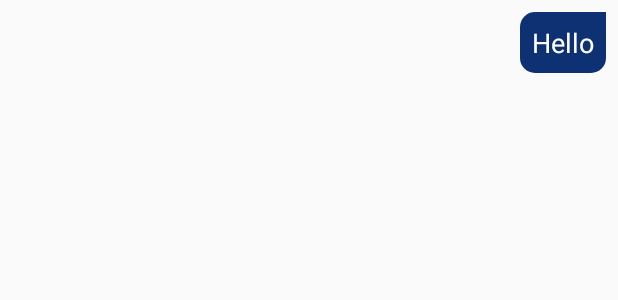
After one commit to ahmadsemrin/ChillAndChat, an Android app: the layout chat_item_right.xml on its own in the app's theme, with its tools: preview values and no code run, on a phone screen of 412 x 824 dp. The commit adds this screen. Shown: the top 300 px of the screen. Run offline under Robolectric (Android 15) with nearby library versions, the phone set to English and light mode, and no system bars.

Commit message:
Chill & Chat 0.4: Display messages.

```diff
--- /dev/null
+++ b/app/src/main/res/drawable/background_right.xml
@@ -0,0 +1,8 @@
+<?xml version="1.0" encoding="utf-8"?>
+<shape xmlns:android="http://schemas.android.com/apk/res/android"
+        android:shape="rectangle">
+    <corners
+        android:radius="10dp"
+        android:topRightRadius="0dp" />
+    <solid android:color="@color/colorPrimary" />
+</shape>
--- /dev/null
+++ b/app/src/main/res/layout/chat_item_right.xml
@@ -0,0 +1,34 @@
+<?xml version="1.0" encoding="utf-8"?>
+<RelativeLayout
+        xmlns:android="http://schemas.android.com/apk/res/android"
+        android:layout_width="match_parent"
+        android:layout_height="wrap_content"
+        android:padding="8dp">
+
+    <RelativeLayout
+            android:layout_width="300dp"
+            android:layout_height="wrap_content"
+            android:layout_alignParentEnd="true"
+            android:layout_alignParentRight="true">
+
+        <de.hdodenhof.circleimageview.CircleImageView
+                android:layout_width="wrap_content"
+                android:layout_height="wrap_content"
+                android:id="@+id/profile_image"
+                android:visibility="gone"/>
+
+        <TextView
+                android:layout_width="wrap_content"
+                android:layout_height="wrap_content"
+                android:id="@+id/textViewMessage"
+                android:background="@drawable/background_right"
+                android:text="Hello"
+                android:textSize="18sp"
+                android:textColor="@android:color/white"
+                android:padding="8dp"
+                android:layout_alignParentEnd="true"
+                android:layout_alignParentRight="true" />
+
+    </RelativeLayout>
+
+</RelativeLayout>
```
Also changed, not shown: app/src/main/java/com/atypon/asemrin/chillchat/activity/MessageActivity.java (+53 -11 lines), app/src/main/java/com/atypon/asemrin/chillchat/adapter/MessageAdapter.java (added, +87 -0 lines), app/src/main/java/com/atypon/asemrin/chillchat/model/Chat.java (added, +41 -0 lines), app/src/main/res/drawable/background_left.xml (added, +8 -0 lines), app/src/main/res/layout/chat_item_left.xml (added, +27 -0 lines).
